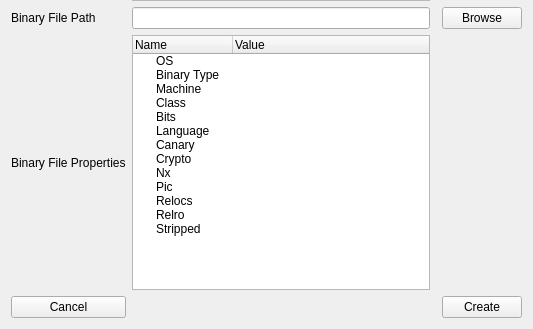
Before: the Qt Designer form src/GUI/ui_files/popups/newProjectWind.ui in adalio0/BATT5, drawn with Qt 5; both pictures show x 0 to 533 and y 174 to 503 of the 533 by 503 pixel window.
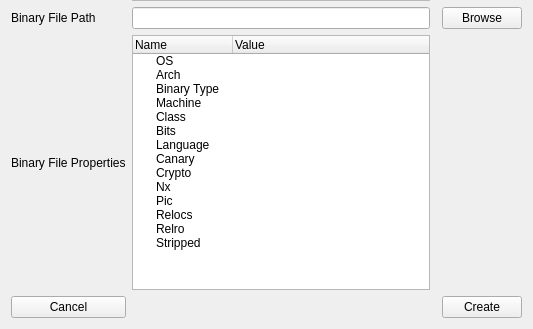
After: the same form once the commit is applied.

The edit to the form file:
```diff
--- a/src/GUI/ui_files/popups/newProjectWind.ui
+++ b/src/GUI/ui_files/popups/newProjectWind.ui
@@ -114,6 +114,11 @@
          <string>OS</string>
         </property>
        </item>
+       <item>
+        <property name="text">
+         <string>Arch</string>
+        </property>
+       </item>
        <item>
         <property name="text">
          <string>Binary Type</string>
```
